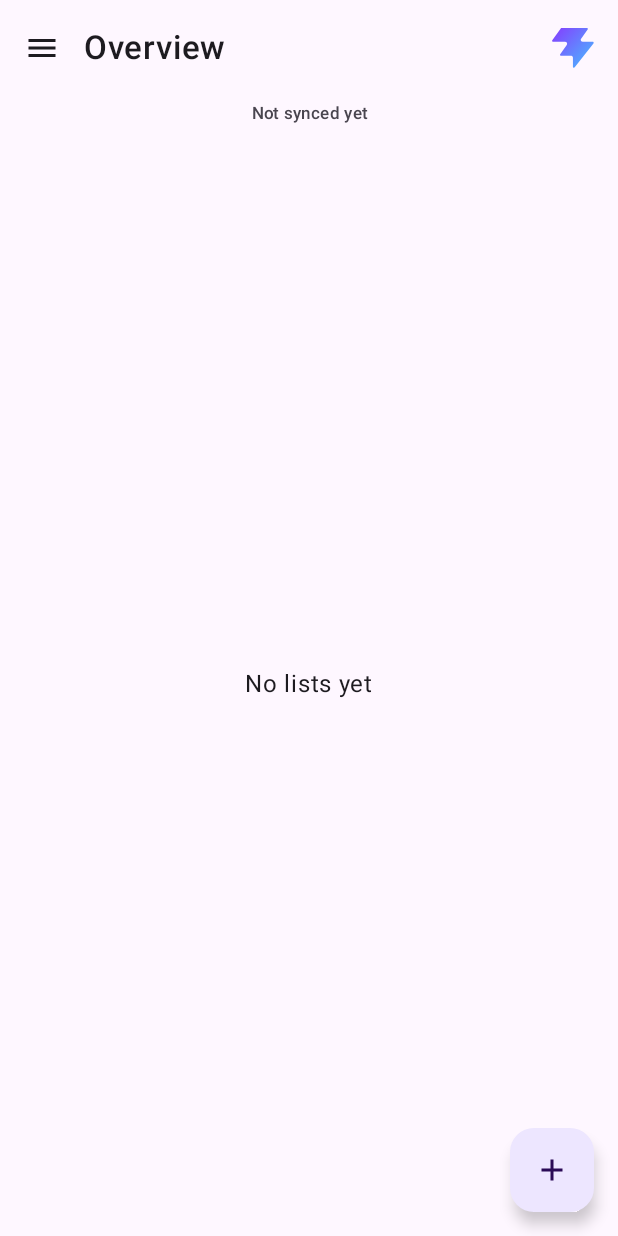
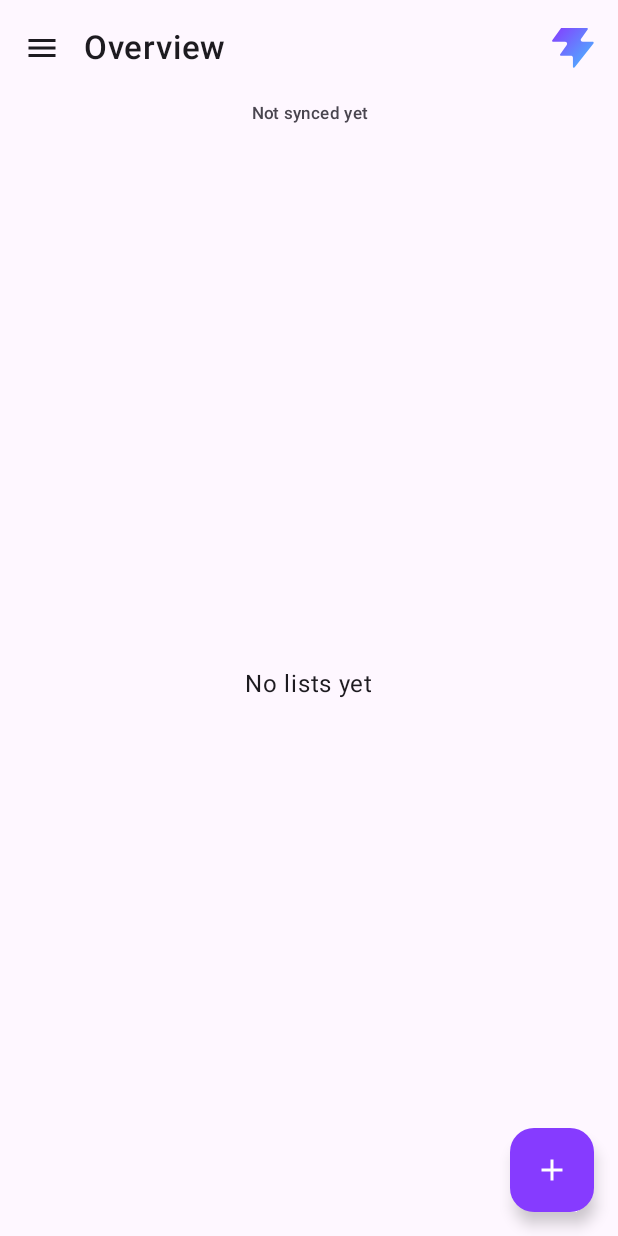
Before and after one commit to dpiegdon/shoppinglist, an Android app built with Jetpack Compose: the OverviewScreen screen opened through its navigation route, on a phone screen of 412 x 824 dp. Run offline under Robolectric (Android 15) with nearby library versions, the phone set to English and light mode, and no system bars; our stand-ins replace Dagger/Hilt's generated code, Room's generated code; 2 statements that could not run were skipped.

Commit message:
feat(android): a smaller Expenses | Balances pill, and New list in the lists' colours (T-174)
The Android half of the 1.15.0 follow-ups. The selector keeps its own row, as
every list kind's controls do, and gets less padding and a 32dp height so it
reads as a control rather than a second heading; Material's check on the active
segment stays, as on the web. The overview's New list button becomes the same
AddFab the lists use, in the primary colours instead of Material's paler default,
which was the last floating button that looked different.

Co-Authored-By: Claude Opus 5 <noreply@anthropic.com>
Claude-Session: https://claude.ai/code/session_01TMux5Rv9Gm9KfieKqkfbgn

```diff
--- a/android/app/src/main/java/org/p23q/shoppinglist/ui/overview/OverviewScreen.kt
+++ b/android/app/src/main/java/org/p23q/shoppinglist/ui/overview/OverviewScreen.kt
@@ -3,45 +3,44 @@ package org.p23q.shoppinglist.ui.overview
 import androidx.compose.foundation.clickable
 import androidx.compose.foundation.layout.Box
 import androidx.compose.foundation.layout.Column
-import androidx.compose.foundation.layout.Spacer
-import androidx.compose.foundation.layout.height
 import androidx.compose.foundation.layout.PaddingValues
 import androidx.compose.foundation.layout.Row
+import androidx.compose.foundation.layout.Spacer
 import androidx.compose.foundation.layout.fillMaxSize
 import androidx.compose.foundation.layout.fillMaxWidth
+import androidx.compose.foundation.layout.height
 import androidx.compose.foundation.layout.padding
 import androidx.compose.foundation.lazy.LazyColumn
 import androidx.compose.foundation.lazy.items
 import androidx.compose.foundation.rememberScrollState
 import androidx.compose.foundation.selection.selectable
 import androidx.compose.foundation.verticalScroll
-import androidx.compose.material3.pulltorefresh.PullToRefreshBox
 import androidx.compose.material.icons.Icons
-import androidx.compose.material.icons.filled.Add
 import androidx.compose.material3.Card
 import androidx.compose.material3.ExperimentalMaterial3Api
-import androidx.compose.material3.FloatingActionButton
 import androidx.compose.material3.Icon
 import androidx.compose.material3.MaterialTheme
+import androidx.compose.material3.OutlinedTextField
 import androidx.compose.material3.RadioButton
-import androidx.compose.material3.OutlinedTextField
 import androidx.compose.material3.Scaffold
 import androidx.compose.material3.Text
 import androidx.compose.material3.TextButton
+import androidx.compose.material3.pulltorefresh.PullToRefreshBox
 import androidx.compose.runtime.Composable
 import androidx.compose.runtime.getValue
 import androidx.compose.ui.Alignment
 import androidx.compose.ui.Modifier
+import androidx.compose.ui.res.stringResource
 import androidx.compose.ui.unit.dp
 import androidx.hilt.navigation.compose.hiltViewModel
 import androidx.lifecycle.compose.collectAsStateWithLifecycle
-import org.p23q.shoppinglist.ui.LocalizedAlertDialog
+import org.p23q.shoppinglist.R
 import org.p23q.shoppinglist.data.ExpenseMath
 import org.p23q.shoppinglist.data.ListKind
+import org.p23q.shoppinglist.ui.AddFab
+import org.p23q.shoppinglist.ui.LocalizedAlertDialog
 import org.p23q.shoppinglist.ui.SyncStatusBar
 import org.p23q.shoppinglist.ui.rememberTickingNowMs
-import androidx.compose.ui.res.stringResource
-import org.p23q.shoppinglist.R
 
 @OptIn(ExperimentalMaterial3Api::class)
 @Composable
@@ -53,9 +52,9 @@ fun OverviewScreen(
 
     Scaffold(
         floatingActionButton = {
-            FloatingActionButton(onClick = viewModel::openCreateDialog) {
-                Icon(imageVector = Icons.Default.Add, contentDescription = stringResource(R.string.overview_new_list))
-            }
+            // The same Add button as every list (T-168), in the primary colours, not Material's
+            // paler default (T-174).
+            AddFab(onClick = viewModel::openCreateDialog, contentDescription = stringResource(R.string.overview_new_list))
         },
     ) { innerPadding ->
         Column(modifier = Modifier.fillMaxSize().padding(innerPadding)) {
```
Also changed, not shown: android/app/src/main/java/org/p23q/shoppinglist/ui/expense/ExpenseListScreen.kt (+9 -2 lines).
